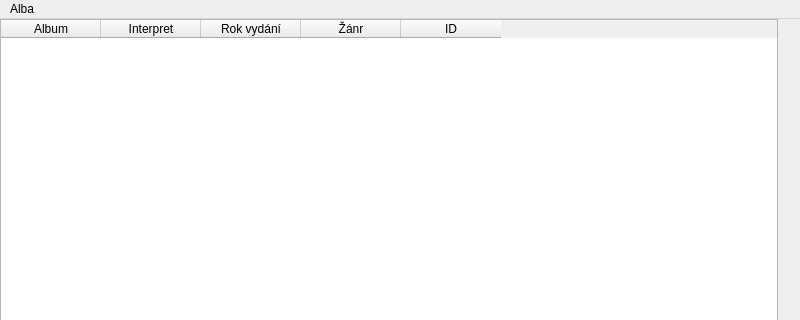
Above: mainwindow.ui from GomiGz/AK7MP before the change; both pictures show x 0 to 800 and y 0 to 320 of the 800 by 600 pixel window. Below: the same form after it.
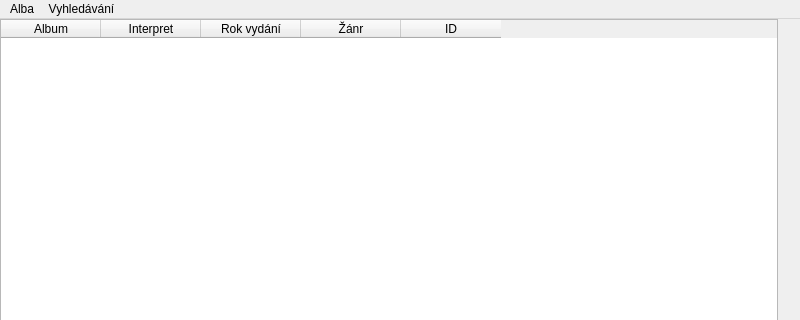
That is the form after the change.

The edit to the form file:
```diff
--- a/mainwindow.ui
+++ b/mainwindow.ui
@@ -77,7 +77,18 @@
     </property>
     <addaction name="actionPridat"/>
    </widget>
+   <widget class="QMenu" name="menuFiltry">
+    <property name="title">
+     <string>Vyhledávání</string>
+    </property>
+    <addaction name="actionOdstranit_filtr"/>
+    <addaction name="separator"/>
+    <addaction name="actionGenre"/>
+    <addaction name="actionAutor"/>
+    <addaction name="actionRok"/>
+   </widget>
    <addaction name="menuAlba"/>
+   <addaction name="menuFiltry"/>
   </widget>
   <widget class="QStatusBar" name="statusbar"/>
   <action name="actionPridat">
```
Left out of the diff: 22 changed lines with no effect on the pictures.
